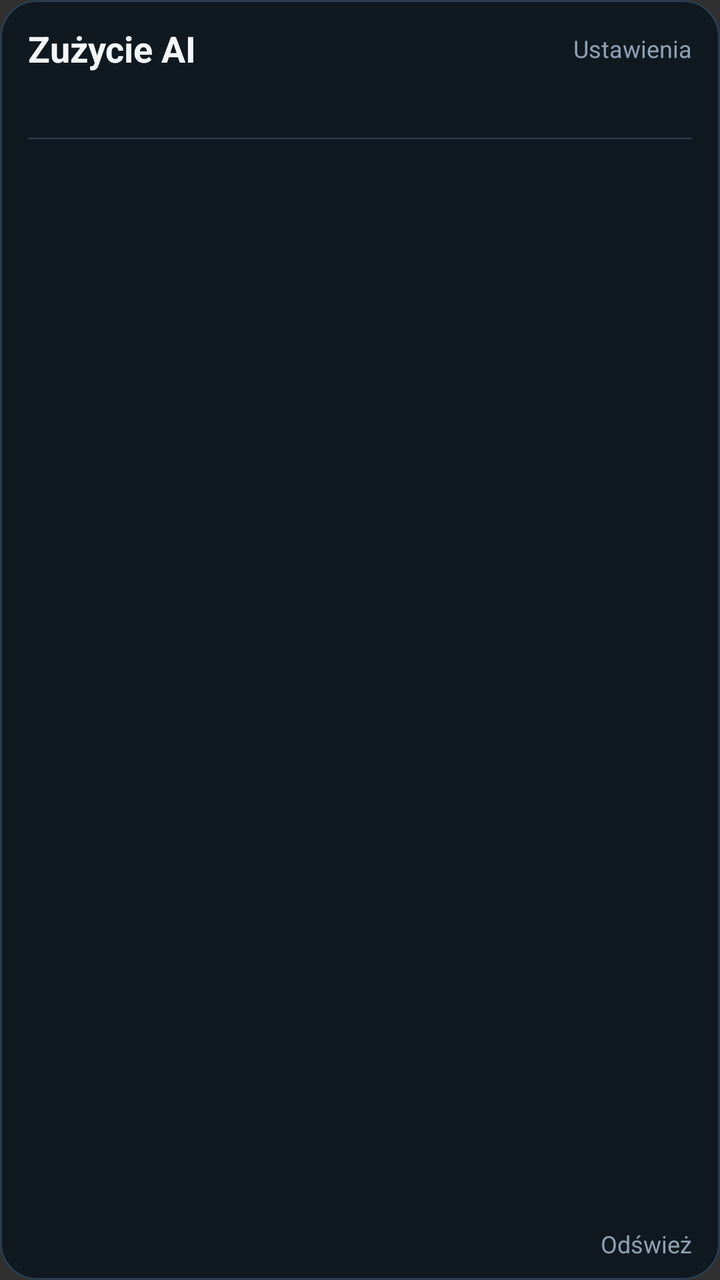
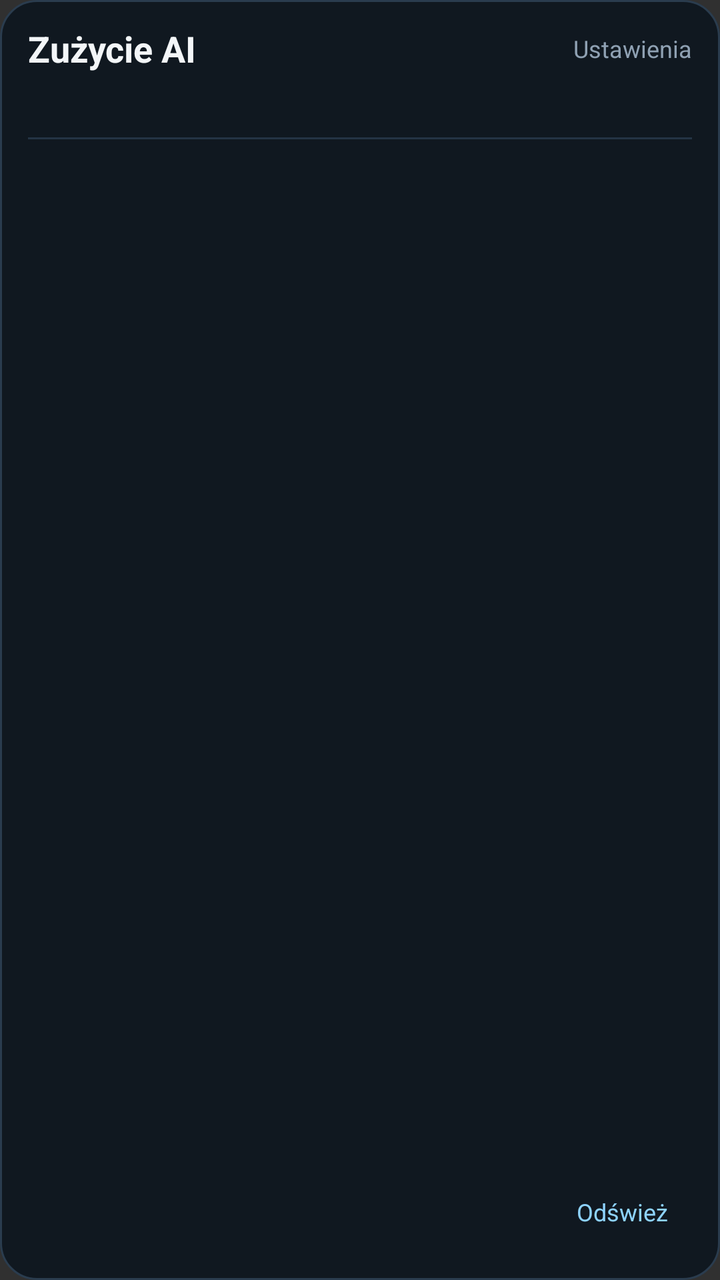

Two renders of the same Android screen: before a commit and after it. Below are the layout's source before the change and the commit's diff.
<!-- AndroidManifest.xml: application theme android:Theme.Material.NoActionBar -->
<!-- res/layout/widget.xml -->
<LinearLayout xmlns:android="http://schemas.android.com/apk/res/android"
    android:id="@+id/widget_root" android:layout_width="match_parent" android:layout_height="match_parent"
    android:orientation="vertical" android:paddingLeft="14dp" android:paddingRight="14dp" android:paddingTop="12dp" android:paddingBottom="10dp"
    android:background="@drawable/widget_background">
    <LinearLayout android:layout_width="match_parent" android:layout_height="wrap_content" android:orientation="horizontal" android:gravity="center_vertical">
        <TextView android:id="@+id/title" android:layout_width="0dp" android:layout_weight="1" android:layout_height="wrap_content" android:text="Zużycie AI" android:textColor="#f3f6f8" android:textSize="18sp" android:textStyle="bold"/>
        <TextView android:id="@+id/settings" android:layout_width="wrap_content" android:layout_height="wrap_content" android:text="Ustawienia" android:textColor="#8fa1b3" android:textSize="12sp"/>
    </LinearLayout>
    <TextView android:id="@+id/readings" android:layout_width="match_parent" android:layout_height="wrap_content" android:paddingTop="6dp" android:textColor="#8fa1b3" android:textSize="12sp"/>
    <ImageView android:layout_width="match_parent" android:layout_height="1dp" android:layout_marginTop="10dp" android:layout_marginBottom="10dp" android:background="#243444" android:contentDescription="@null"/>
    <LinearLayout android:id="@+id/row_one" android:layout_width="match_parent" android:layout_height="0dp" android:layout_weight="1" android:orientation="horizontal"/>
    <LinearLayout android:id="@+id/row_two" android:layout_width="match_parent" android:layout_height="0dp" android:layout_weight="1" android:orientation="horizontal" android:layout_marginTop="8dp"/>
    <TextView android:id="@+id/refresh" android:layout_width="match_parent" android:layout_height="wrap_content" android:gravity="end" android:text="Odśwież" android:textColor="#8fa1b3" android:textSize="12sp" android:paddingTop="8dp"/>
</LinearLayout>
<!-- resources referenced by this layout -->
<resources>
  <!-- drawable widget_background (drawable) -->
  <shape xmlns:android="http://schemas.android.com/apk/res/android">
      <solid android:color="#101820"/>
      <corners android:radius="18dp"/>
      <stroke android:width="1dp" android:color="#2a3c4e"/>
  </shape>
</resources>

<!-- the commit's change to res/layout/widget.xml (unified diff, before → after) -->
@@ -10,5 +10,13 @@
     <ImageView android:layout_width="match_parent" android:layout_height="1dp" android:layout_marginTop="10dp" android:layout_marginBottom="10dp" android:background="#243444" android:contentDescription="@null"/>
     <LinearLayout android:id="@+id/row_one" android:layout_width="match_parent" android:layout_height="0dp" android:layout_weight="1" android:orientation="horizontal"/>
     <LinearLayout android:id="@+id/row_two" android:layout_width="match_parent" android:layout_height="0dp" android:layout_weight="1" android:orientation="horizontal" android:layout_marginTop="8dp"/>
-    <TextView android:id="@+id/refresh" android:layout_width="match_parent" android:layout_height="wrap_content" android:gravity="end" android:text="Odśwież" android:textColor="#8fa1b3" android:textSize="12sp" android:paddingTop="8dp"/>
+    <LinearLayout android:id="@+id/refresh" android:layout_width="match_parent" android:layout_height="48dp"
+        android:orientation="horizontal" android:gravity="center_vertical|end" android:paddingLeft="12dp" android:paddingRight="12dp"
+        android:background="?android:attr/selectableItemBackground" android:contentDescription="Odśwież dane">
+        <ProgressBar android:id="@+id/refresh_progress" style="@android:style/Widget.Material.ProgressBar.Small"
+            android:layout_width="20dp" android:layout_height="20dp" android:layout_marginRight="8dp"
+            android:indeterminate="true" android:visibility="gone"/>
+        <TextView android:id="@+id/refresh_label" android:layout_width="wrap_content" android:layout_height="wrap_content"
+            android:text="Odśwież" android:textColor="#8ed3ff" android:textSize="12sp"/>
+    </LinearLayout>
 </LinearLayout>
